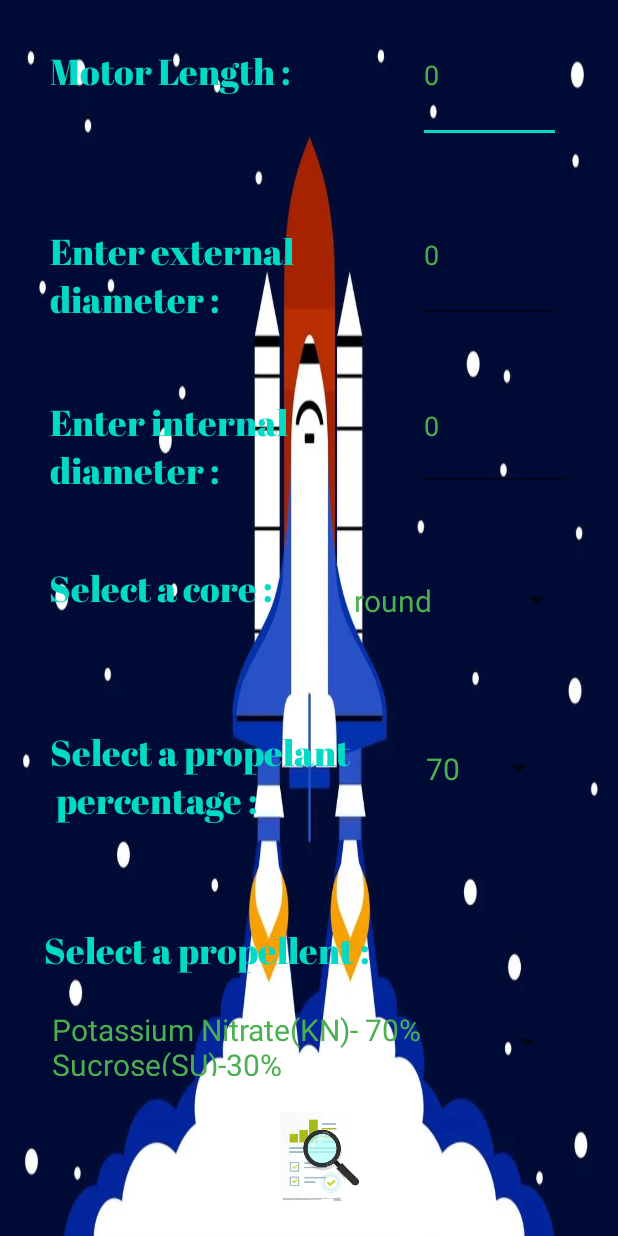
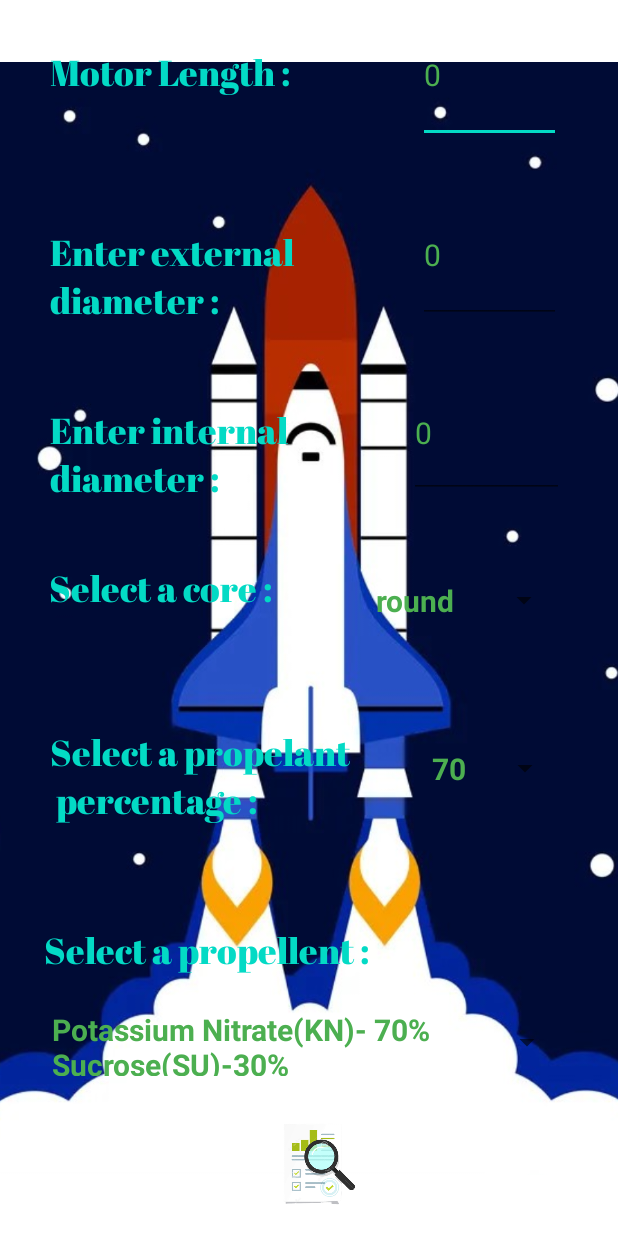
Before and after one commit to SySagar/IIC_app, an Android app: the screen it shows after launch (MainActivity), on a phone screen of 412 x 824 dp. Run offline under Robolectric (Android 15) with nearby library versions, the phone set to English and light mode, and no system bars; Roboto replaces fonts that are not available here.

Commit message:
icon added

```diff
--- a/app/src/main/AndroidManifest.xml
+++ b/app/src/main/AndroidManifest.xml
@@ -5,8 +5,8 @@
     <application
         android:allowBackup="true"
         android:icon="@drawable/icon"
-        android:label="@string/app_name"
-        android:roundIcon="@mipmap/ic_launcher_round"
+        android:label="VSLV calculator"
+
         android:supportsRtl="true"
         android:theme="@style/Theme.IIC_app">
 
--- a/app/src/main/res/layout/activity_main.xml
+++ b/app/src/main/res/layout/activity_main.xml
@@ -5,8 +5,19 @@
     android:id="@+id/root_layout"
     android:layout_width="match_parent"
     android:layout_height="match_parent"
-    android:background="@drawable/background"
+
     tools:context=".MainActivity">
+
+    <ImageView
+        android:id="@+id/imageView2"
+        android:scaleType="centerCrop"
+        android:layout_width="421dp"
+        android:layout_height="742dp"
+        app:layout_constraintBottom_toBottomOf="parent"
+        app:layout_constraintEnd_toEndOf="parent"
+        app:layout_constraintStart_toStartOf="parent"
+        app:layout_constraintTop_toTopOf="parent"
+        app:srcCompat="@drawable/background" />
 
     <TextView
         android:id="@+id/MotorLength"
@@ -80,10 +91,10 @@
         android:id="@+id/prop_percent"
         android:layout_width="91dp"
         android:layout_height="74dp"
-        android:foregroundTint="@android:color/holo_blue_bright"
+        android:foregroundTint="@android:color/background_light"
         app:layout_constraintBottom_toBottomOf="parent"
         app:layout_constraintEnd_toEndOf="parent"
-        app:layout_constraintHorizontal_bias="0.868"
+        app:layout_constraintHorizontal_bias="0.881"
         app:layout_constraintStart_toStartOf="parent"
         app:layout_constraintTop_toTopOf="parent"
         app:layout_constraintVertical_bias="0.634"
@@ -91,12 +102,12 @@
 
     <Spinner
         android:id="@+id/core_select"
-        android:layout_width="151dp"
-        android:layout_height="87dp"
+        android:layout_width="128dp"
+        android:layout_height="83dp"
         android:foregroundTint="@android:color/holo_blue_bright"
         app:layout_constraintBottom_toBottomOf="parent"
         app:layout_constraintEnd_toEndOf="parent"
-        app:layout_constraintHorizontal_bias="0.884"
+        app:layout_constraintHorizontal_bias="0.865"
         app:layout_constraintStart_toStartOf="parent"
         app:layout_constraintTop_toTopOf="parent"
         app:layout_constraintVertical_bias="0.484"
@@ -125,6 +136,7 @@
         android:ems="10"
         android:inputType="date"
         android:textColor="@color/input_color"
+        android:textSize="20sp"
         app:layout_constraintBottom_toBottomOf="parent"
         app:layout_constraintEnd_toEndOf="parent"
         app:layout_constraintHorizontal_bias="0.879"
@@ -140,6 +152,7 @@
         android:ems="10"
         android:inputType="date"
         android:textColor="@color/input_color"
+        android:textSize="20sp"
         app:layout_constraintBottom_toBottomOf="parent"
         app:layout_constraintEnd_toEndOf="parent"
         app:layout_constraintHorizontal_bias="0.879"
@@ -168,18 +181,19 @@
         android:ems="10"
         android:inputType="date"
         android:textColor="@color/input_color"
+        android:textSize="20sp"
         app:layout_constraintBottom_toBottomOf="parent"
         app:layout_constraintEnd_toEndOf="parent"
-        app:layout_constraintHorizontal_bias="0.902"
+        app:layout_constraintHorizontal_bias="0.883"
         app:layout_constraintStart_toStartOf="parent"
         app:layout_constraintTop_toTopOf="parent"
-        app:layout_constraintVertical_bias="0.327"
+        app:layout_constraintVertical_bias="0.333"
         tools:ignore="SpeakableTextPresentCheck" />
 
     <ImageView
         android:id="@+id/res"
-        android:layout_width="110dp"
-        android:layout_height="101dp"
+        android:layout_width="102dp"
+        android:layout_height="92dp"
         app:layout_constraintBottom_toBottomOf="parent"
         app:layout_constraintEnd_toEndOf="parent"
         app:layout_constraintHorizontal_bias="0.512"
@@ -188,4 +202,5 @@
         app:layout_constraintVertical_bias="1.0"
         app:srcCompat="@drawable/result_output" />
 
+
 </androidx.constraintlayout.widget.ConstraintLayout>
--- a/app/src/main/res/layout/spinner_design.xml
+++ b/app/src/main/res/layout/spinner_design.xml
@@ -6,6 +6,7 @@
     android:layout_height="wrap_content"
     android:textSize="20sp"
     android:gravity="left"
-    android:textColor="#4CAF50"
+    android:textColor="@color/input_color"
     android:padding="5dip"
+    android:textStyle="bold"
     />
```
